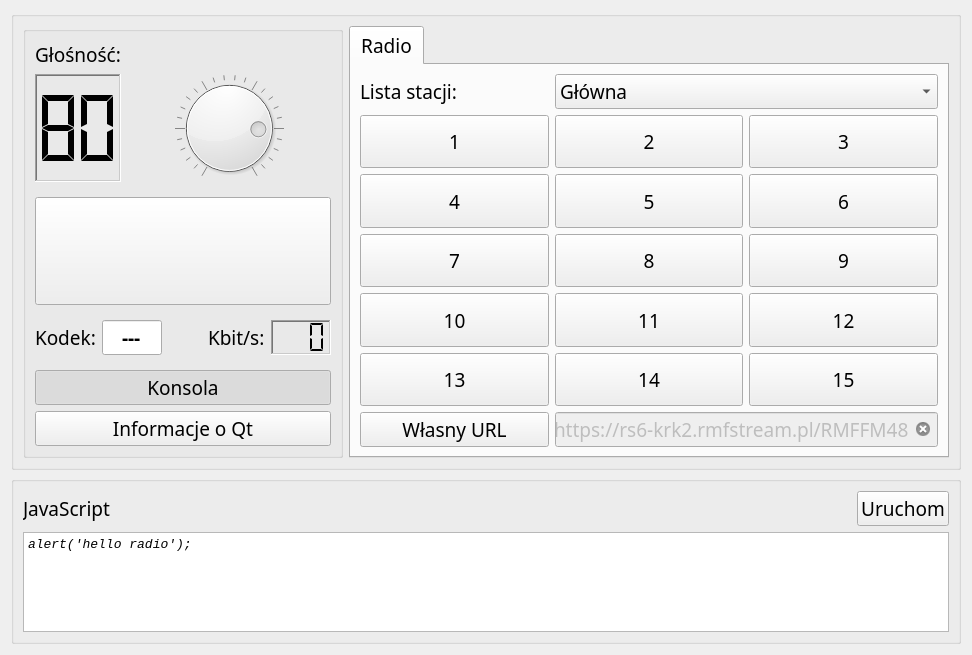
Old version of the form src/mainwidget.ui in the repository machnik/HelloRadio.
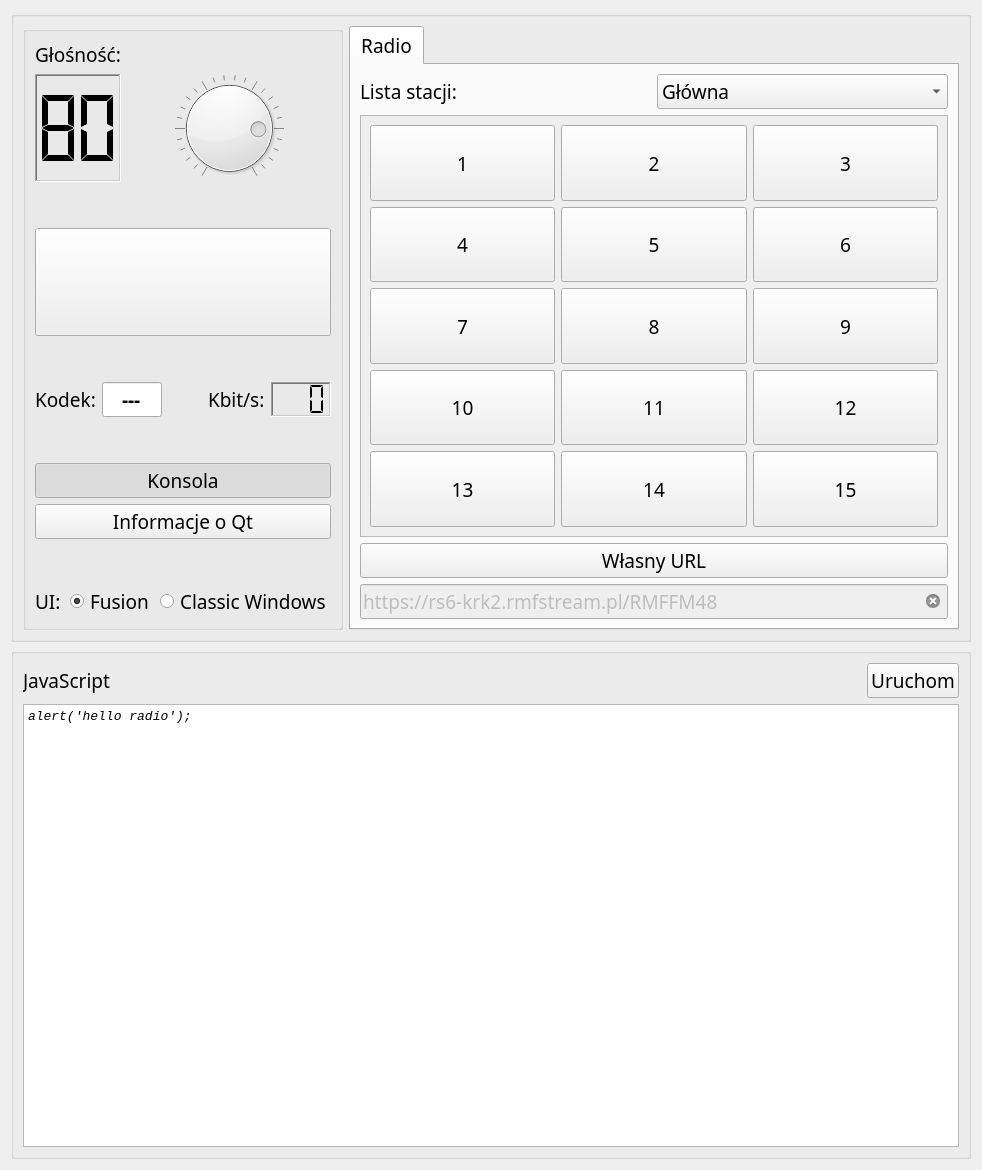
New version of the form. Icons and pictures are not drawn.

Commit message: Adding UI style switch

```diff
--- a/src/mainwidget.ui
+++ b/src/mainwidget.ui
@@ -6,8 +6,8 @@
    <rect>
     <x>0</x>
     <y>0</y>
-    <width>972</width>
-    <height>655</height>
+    <width>982</width>
+    <height>1170</height>
    </rect>
   </property>
   <property name="font">
@@ -340,6 +340,47 @@
            </property>
           </widget>
          </item>
+         <item>
+          <spacer name="verticalSpacer_3">
+           <property name="orientation">
+            <enum>Qt::Vertical</enum>
+           </property>
+           <property name="sizeHint" stdset="0">
+            <size>
+             <width>20</width>
+             <height>40</height>
+            </size>
+           </property>
+          </spacer>
+         </item>
+         <item>
+          <layout class="QHBoxLayout" name="horizontalLayout">
+           <item>
+            <widget class="QLabel" name="styleL">
+             <property name="text">
+              <string>UI:</string>
+             </property>
+            </widget>
+           </item>
+           <item>
+            <widget class="QRadioButton" name="fusionRB">
+             <property name="text">
+              <string>Fusion</string>
+             </property>
+             <property name="checked">
+              <bool>true</bool>
+             </property>
+            </widget>
+           </item>
+           <item>
+            <widget class="QRadioButton" name="windowsRB">
+             <property name="text">
+              <string>Classic Windows</string>
+             </property>
+            </widget>
+           </item>
+          </layout>
+         </item>
         </layout>
        </widget>
       </item>
@@ -358,15 +399,17 @@
          <attribute name="title">
           <string>Radio</string>
          </attribute>
-         <layout class="QGridLayout" name="gridLayout_2">
-          <item row="0" column="0">
+         <layout class="QVBoxLayout" name="verticalLayout_3">
+          <item>
+           <layout class="QHBoxLayout" name="horizontalLayout_3">
+            <item>
            <widget class="QLabel" name="javaScriptL_2">
             <property name="text">
              <string>Lista stacji:</string>
             </property>
            </widget>
           </item>
-          <item row="0" column="1" colspan="2">
+            <item>
            <widget class="QComboBox" name="comboBox">
             <item>
              <property name="text">
@@ -375,48 +418,24 @@
             </item>
            </widget>
           </item>
-          <item row="1" column="0">
-           <widget class="QPushButton" name="num1PB">
-            <property name="sizePolicy">
-             <sizepolicy hsizetype="Expanding" vsizetype="Expanding">
-              <horstretch>0</horstretch>
-              <verstretch>0</verstretch>
-             </sizepolicy>
-            </property>
-            <property name="text">
-             <string>1</string>
-            </property>
-            <property name="checkable">
-             <bool>true</bool>
-            </property>
-            <property name="checked">
-             <bool>false</bool>
-            </property>
-            <property name="autoExclusive">
-             <bool>true</bool>
-            </property>
-           </widget>
+           </layout>
           </item>
-          <item row="1" column="1">
-           <widget class="QPushButton" name="num2PB">
-            <property name="sizePolicy">
-             <sizepolicy hsizetype="Expanding" vsizetype="Expanding">
-              <horstretch>0</horstretch>
-              <verstretch>0</verstretch>
-             </sizepolicy>
-            </property>
-            <property name="text">
-             <string>2</string>
-            </property>
-            <property name="checkable">
+          <item>
+           <widget class="QScrollArea" name="scrollArea">
+            <property name="widgetResizable">
              <bool>true</bool>
             </property>
-            <property name="autoExclusive">
-             <bool>true</bool>
-            </property>
-           </widget>
-          </item>
-          <item row="1" column="2">
+            <widget class="QWidget" name="scrollAreaWidgetContents">
+             <property name="geometry">
+              <rect>
+               <x>0</x>
+               <y>0</y>
+               <width>589</width>
+               <height>440</height>
+              </rect>
+             </property>
+             <layout class="QGridLayout" name="gridLayout">
+              <item row="0" column="2">
            <widget class="QPushButton" name="num3PB">
             <property name="sizePolicy">
              <sizepolicy hsizetype="Expanding" vsizetype="Expanding">
@@ -435,7 +454,48 @@
             </property>
            </widget>
           </item>
-          <item row="2" column="0">
+              <item row="0" column="0">
+               <widget class="QPushButton" name="num1PB">
+                <property name="sizePolicy">
+                 <sizepolicy hsizetype="Expanding" vsizetype="Expanding">
+                  <horstretch>0</horstretch>
+                  <verstretch>0</verstretch>
+                 </sizepolicy>
+                </property>
+                <property name="text">
+                 <string>1</string>
+                </property>
+                <property name="checkable">
+                 <bool>true</bool>
+                </property>
+                <property name="checked">
+                 <bool>false</bool>
+                </property>
+                <property name="autoExclusive">
+                 <bool>true</bool>
+                </property>
+               </widget>
+              </item>
+              <item row="1" column="2">
+               <widget class="QPushButton" name="num6PB">
+                <property name="sizePolicy">
+                 <sizepolicy hsizetype="Expanding" vsizetype="Expanding">
+                  <horstretch>0</horstretch>
+                  <verstretch>0</verstretch>
+                 </sizepolicy>
+                </property>
+                <property name="text">
+                 <string>6</string>
+                </property>
+                <property name="checkable">
+                 <bool>true</bool>
+                </property>
+                <property name="autoExclusive">
+                 <bool>true</bool>
+                </property>
+               </widget>
+              </item>
+              <item row="1" column="0">
            <widget class="QPushButton" name="num4PB">
             <property name="sizePolicy">
              <sizepolicy hsizetype="Expanding" vsizetype="Expanding">
@@ -454,7 +514,26 @@
             </property>
            </widget>
           </item>
-          <item row="2" column="1">
+              <item row="0" column="1">
+               <widget class="QPushButton" name="num2PB">
+                <property name="sizePolicy">
+                 <sizepolicy hsizetype="Expanding" vsizetype="Expanding">
+                  <horstretch>0</horstretch>
+                  <verstretch>0</verstretch>
+                 </sizepolicy>
+                </property>
+                <property name="text">
+                 <string>2</string>
+                </property>
+                <property name="checkable">
+                 <bool>true</bool>
+                </property>
+                <property name="autoExclusive">
+                 <bool>true</bool>
+                </property>
+               </widget>
+              </item>
+              <item row="1" column="1">
            <widget class="QPushButton" name="num5PB">
             <property name="sizePolicy">
              <sizepolicy hsizetype="Expanding" vsizetype="Expanding">
@@ -474,7 +553,7 @@
            </widget>
           </item>
           <item row="2" column="2">
-           <widget class="QPushButton" name="num6PB">
+               <widget class="QPushButton" name="num9PB">
             <property name="sizePolicy">
              <sizepolicy hsizetype="Expanding" vsizetype="Expanding">
               <horstretch>0</horstretch>
@@ -482,7 +561,7 @@
              </sizepolicy>
             </property>
             <property name="text">
-             <string>6</string>
+                 <string>9</string>
             </property>
             <property name="checkable">
              <bool>true</bool>
@@ -493,6 +572,25 @@
            </widget>
           </item>
           <item row="3" column="0">
+               <widget class="QPushButton" name="num10PB">
+                <property name="sizePolicy">
+                 <sizepolicy hsizetype="Expanding" vsizetype="Expanding">
+                  <horstretch>0</horstretch>
+                  <verstretch>0</verstretch>
+                 </sizepolicy>
+                </property>
+                <property name="text">
+                 <string>10</string>
+                </property>
+                <property name="checkable">
+                 <bool>true</bool>
+                </property>
+                <property name="autoExclusive">
+                 <bool>true</bool>
+                </property>
+               </widget>
+              </item>
+              <item row="2" column="0">
            <widget class="QPushButton" name="num7PB">
             <property name="sizePolicy">
              <sizepolicy hsizetype="Expanding" vsizetype="Expanding">
@@ -512,6 +610,25 @@
            </widget>
           </item>
           <item row="3" column="1">
+               <widget class="QPushButton" name="num11PB">
+                <property name="sizePolicy">
+                 <sizepolicy hsizetype="Expanding" vsizetype="Expanding">
+                  <horstretch>0</horstretch>
+                  <verstretch>0</verstretch>
+                 </sizepolicy>
+                </property>
+                <property name="text">
+                 <string>11</string>
+                </property>
+                <property name="checkable">
+                 <bool>true</bool>
+                </property>
+                <property name="autoExclusive">
+                 <bool>true</bool>
+                </property>
+               </widget>
+              </item>
+              <item row="2" column="1">
            <widget class="QPushButton" name="num8PB">
             <property name="sizePolicy">
              <sizepolicy hsizetype="Expanding" vsizetype="Expanding">
@@ -531,63 +648,6 @@
            </widget>
           </item>
           <item row="3" column="2">
-           <widget class="QPushButton" name="num9PB">
-            <property name="sizePolicy">
-             <sizepolicy hsizetype="Expanding" vsizetype="Expanding">
-              <horstretch>0</horstretch>
-              <verstretch>0</verstretch>
-             </sizepolicy>
-            </property>
-            <property name="text">
-             <string>9</string>
-            </property>
-            <property name="checkable">
-             <bool>true</bool>
-            </property>
-            <property name="autoExclusive">
-             <bool>true</bool>
-            </property>
-           </widget>
-          </item>
-          <item row="4" column="0">
-           <widget class="QPushButton" name="num10PB">
-            <property name="sizePolicy">
-             <sizepolicy hsizetype="Expanding" vsizetype="Expanding">
-              <horstretch>0</horstretch>
-              <verstretch>0</verstretch>
-             </sizepolicy>
-            </property>
-            <property name="text">
-             <string>10</string>
-            </property>
-            <property name="checkable">
-             <bool>true</bool>
-            </property>
-            <property name="autoExclusive">
-             <bool>true</bool>
-            </property>
-           </widget>
-          </item>
-          <item row="4" column="1">
-           <widget class="QPushButton" name="num11PB">
-            <property name="sizePolicy">
-             <sizepolicy hsizetype="Expanding" vsizetype="Expanding">
-              <horstretch>0</horstretch>
-              <verstretch>0</verstretch>
-             </sizepolicy>
-            </property>
-            <property name="text">
-             <string>11</string>
-            </property>
-            <property name="checkable">
-             <bool>true</bool>
-            </property>
-            <property name="autoExclusive">
-             <bool>true</bool>
-            </property>
-           </widget>
-          </item>
-          <item row="4" column="2">
            <widget class="QPushButton" name="num12PB">
             <property name="sizePolicy">
              <sizepolicy hsizetype="Expanding" vsizetype="Expanding">
@@ -606,7 +666,7 @@
             </property>
            </widget>
           </item>
-          <item row="5" column="0">
+              <item row="4" column="0">
            <widget class="QPushButton" name="num13PB">
             <property name="sizePolicy">
              <sizepolicy hsizetype="Expanding" vsizetype="Expanding">
@@ -625,7 +685,7 @@
             </property>
            </widget>
           </item>
-          <item row="5" column="1">
+              <item row="4" column="1">
            <widget class="QPushButton" name="num14PB">
             <property name="sizePolicy">
              <sizepolicy hsizetype="Expanding" vsizetype="Expanding">
@@ -644,7 +704,7 @@
             </property>
            </widget>
           </item>
-          <item row="5" column="2">
+              <item row="4" column="2">
            <widget class="QPushButton" name="num15PB">
             <property name="sizePolicy">
              <sizepolicy hsizetype="Expanding" vsizetype="Expanding">
@@ -663,7 +723,11 @@
             </property>
            </widget>
           </item>
-          <item row="6" column="0">
+             </layout>
+            </widget>
+           </widget>
+          </item>
+          <item>
            <widget class="QPushButton" name="otherPB">
             <property name="sizePolicy">
              <sizepolicy hsizetype="Expanding" vsizetype="Preferred">
@@ -685,7 +749,7 @@
             </property>
            </widget>
           </item>
-          <item row="6" column="1" colspan="2">
+          <item>
            <widget class="QLineEdit" name="urlLE">
             <property name="enabled">
              <bool>false</bool>
```
Left out of the diff: 75 changed lines with no effect on the pictures. Lines whose indentation alone changed are shown as unchanged. The commit also changes 5 other files.
